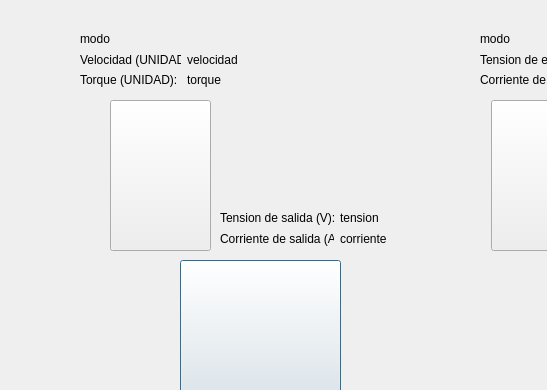
arukagiri/interfazLAC, file estadored.ui: the form before one commit; both pictures show x 0 to 547 and y 0 to 390 of the 939 by 487 pixel window.
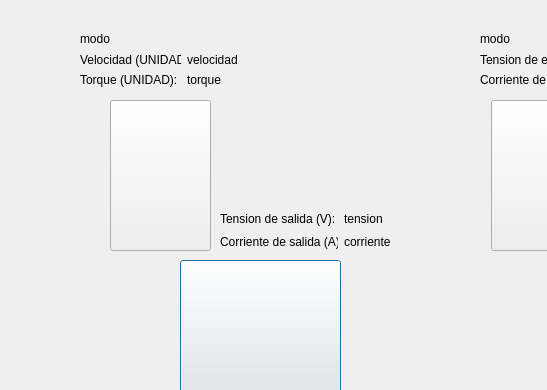
The form after the commit. Icons and pictures are not drawn.

Commit message: fixed scaling for high dpi screens

```diff
--- a/estadored.ui
+++ b/estadored.ui
@@ -180,13 +180,19 @@
     <rect>
      <x>220</x>
      <y>210</y>
-     <width>170</width>
-     <height>36</height>
+     <width>174</width>
+     <height>40</height>
     </rect>
    </property>
    <layout class="QHBoxLayout" name="horizontalLayout_3">
+    <property name="sizeConstraint">
+     <enum>QLayout::SetMaximumSize</enum>
+    </property>
     <item>
      <layout class="QVBoxLayout" name="verticalLayout_5">
+      <property name="sizeConstraint">
+       <enum>QLayout::SetMaximumSize</enum>
+      </property>
       <item>
        <widget class="QLabel" name="label_9">
         <property name="text">
@@ -205,6 +211,9 @@
     </item>
     <item>
      <layout class="QVBoxLayout" name="verticalLayout_6">
+      <property name="sizeConstraint">
+       <enum>QLayout::SetMaximumSize</enum>
+      </property>
       <item>
        <widget class="QLabel" name="label_gen_vo">
         <property name="text">
```
Left out of the diff: 54 changed lines with no effect on the pictures. The commit also changes 4 other files.
